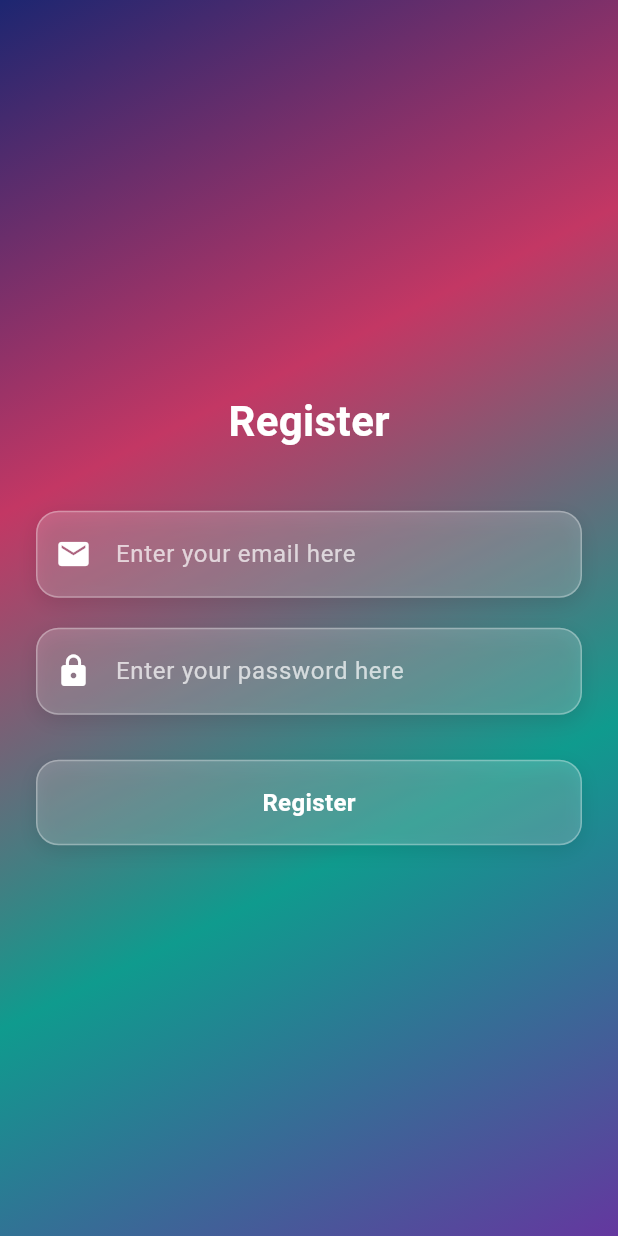
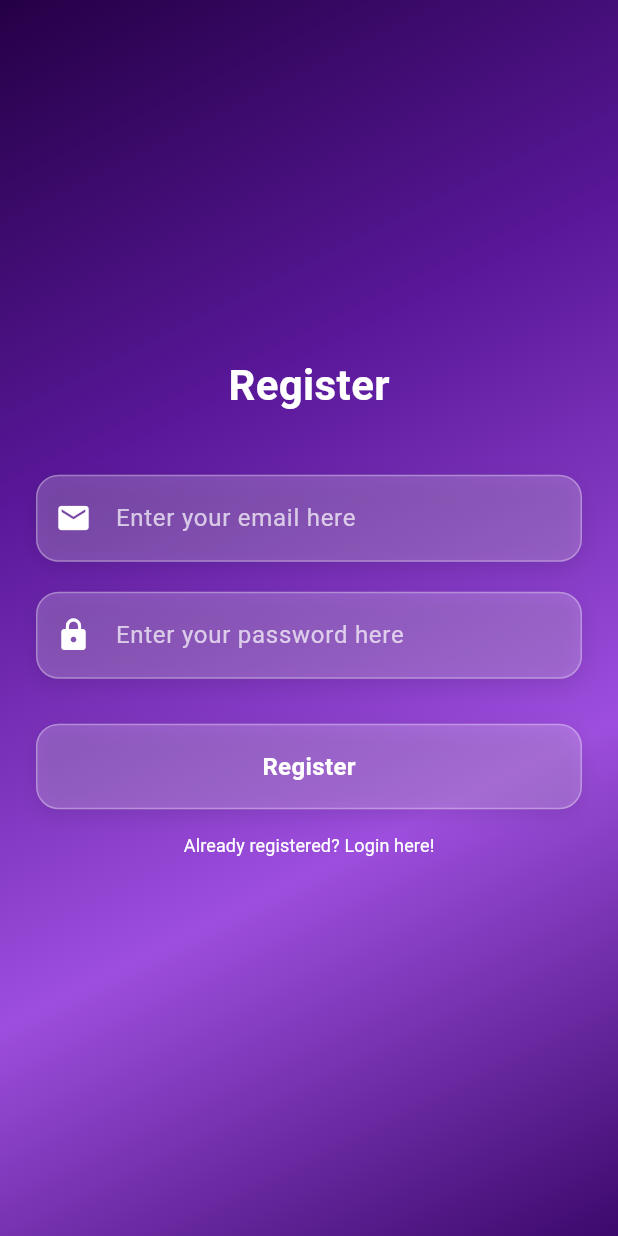
Before and after one commit to HrynchukTymofii/my_notes, a Flutter app: the RegisterView screen opened directly, on a phone screen of 412 x 824 dp. Run offline on Flutter 3.47's test engine with Material 3 defaults, Android fonts, the phone set to English and light mode, and no system bars; our stand-ins replace firebase_auth, firebase_core; accounts and stored records are empty.

Commit message:
some changes

```diff
--- a/lib/views/register_view.dart
+++ b/lib/views/register_view.dart
@@ -1,7 +1,5 @@
 import 'package:firebase_auth/firebase_auth.dart';
-import 'package:firebase_core/firebase_core.dart';
 import 'package:flutter/material.dart';
-import 'package:mynotes/firebase_options.dart';
 
 class RegisterView extends StatefulWidget {
   const RegisterView({super.key});
@@ -35,23 +33,16 @@ class _RegisterViewState extends State<RegisterView> {
         decoration: const BoxDecoration(
           gradient: LinearGradient(
             colors: [
-              Color(0xFF1D2671), // Deep blue
-              Color(0xFFC33764), // Dark pink
-              Color(0xFF0F9B8E), // Teal green
-              Color(0xFF64379F), // Violet
+              Color(0xFF240046), // Dark violet
+              Color(0xFF5A189A), // Purple
+              Color(0xFF9D4EDD), // Light purple
+              Color(0xFF3C096C), // Darker purple
             ],
             begin: Alignment.topLeft,
             end: Alignment.bottomRight,
           ),
         ),
-        child: FutureBuilder(
-          future: Firebase.initializeApp(
-            options: DefaultFirebaseOptions.currentPlatform,
-          ),
-          builder: (context, snapshot) {
-            switch (snapshot.connectionState) {
-              case ConnectionState.done:
-                return Center(
+        child: Center(
         child: SingleChildScrollView(
           child: Padding(
             padding: const EdgeInsets.symmetric(horizontal: 24.0),
@@ -102,19 +93,23 @@ class _RegisterViewState extends State<RegisterView> {
                   },
                   text: 'Register',
                 ),
+                TextButton(
+                  onPressed: (){
+                    Navigator.of(context).pushNamedAndRemoveUntil('/login/', (route) => false,);
+                  },
+                  child: const Text(
+                    "Already registered? Login here!",
+                    style: TextStyle(
+                      color: Colors.white,
+                      fontSize: 12,
+                      fontWeight: FontWeight.normal,
+                    )
+                  )
+                )
               ],
             ),
           ),
         ),
-                );
-              default:
-                return const Center(
-                  child: CircularProgressIndicator(
-                    color: Colors.white,
-                  ),
-                );
-            }
-          },
       ),
       ),
     );
```
Also changed, not shown: lib/main.dart (+17 -25 lines), lib/views/login_views.dart (+15 -19 lines), lib/views/verify_email_view.dart (added, +41 -0 lines). Lines whose indentation alone changed are shown as unchanged.
